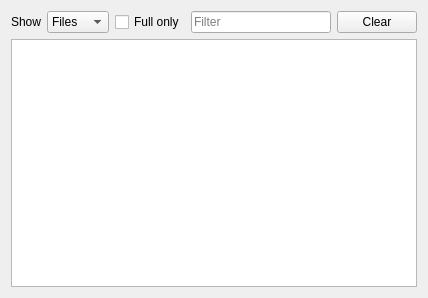
Above: eiskaltdcpp-qt/ui/UIFinishedTransfers.ui from adrianov/eiskaltdcpp before the change. Below: the same form after it.
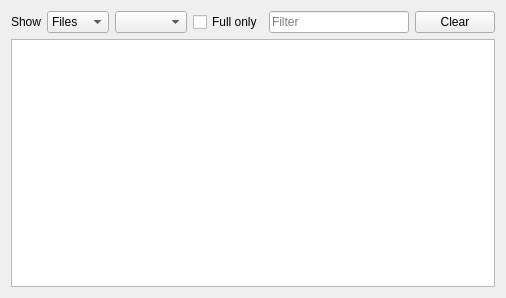
That is the form after the change. Custom widgets are drawn as their Qt base class.

Commit message: feat: Add file-type filter to finished downloads and extract shared SearchFileTypes

```diff
--- a/eiskaltdcpp-qt/ui/UIFinishedTransfers.ui
+++ b/eiskaltdcpp-qt/ui/UIFinishedTransfers.ui
@@ -37,6 +37,16 @@
        </item>
       </widget>
      </item>
+     <item>
+      <widget class="QComboBox" name="comboBox_FILETYPES">
+       <property name="toolTip">
+        <string>Filter by file type</string>
+       </property>
+       <property name="currentIndex">
+        <number>-1</number>
+       </property>
+      </widget>
+     </item>
      <item>
       <widget class="QCheckBox" name="checkBox_FULL">
        <property name="toolTip">
```
The commit also changes 8 other files.
